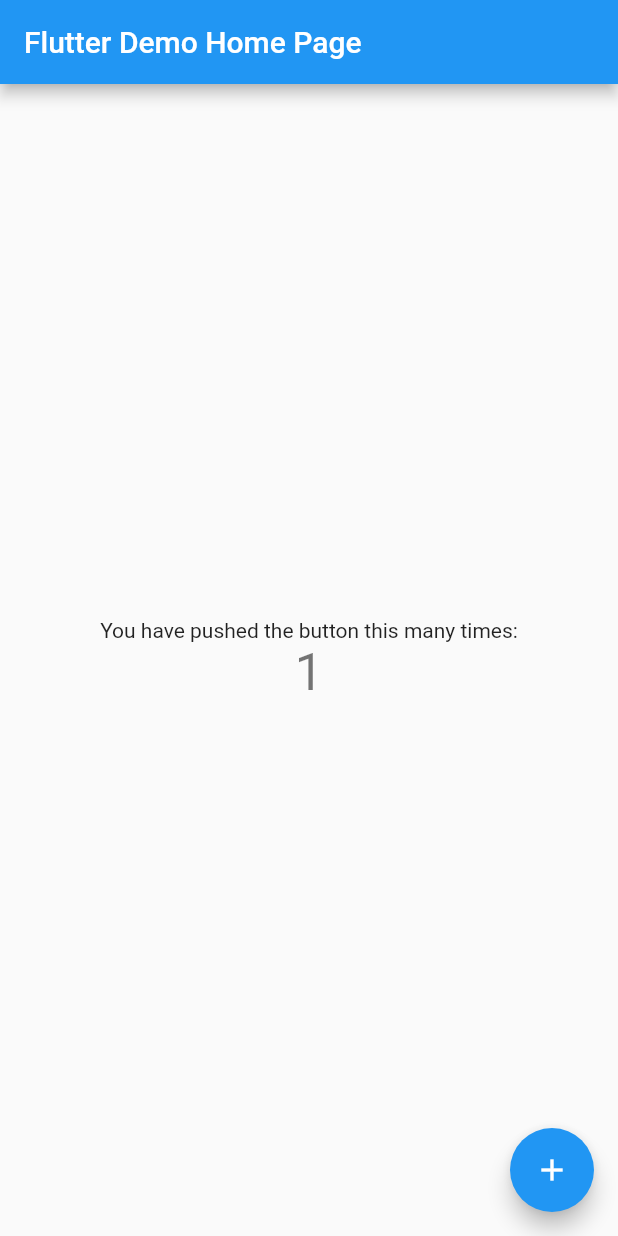
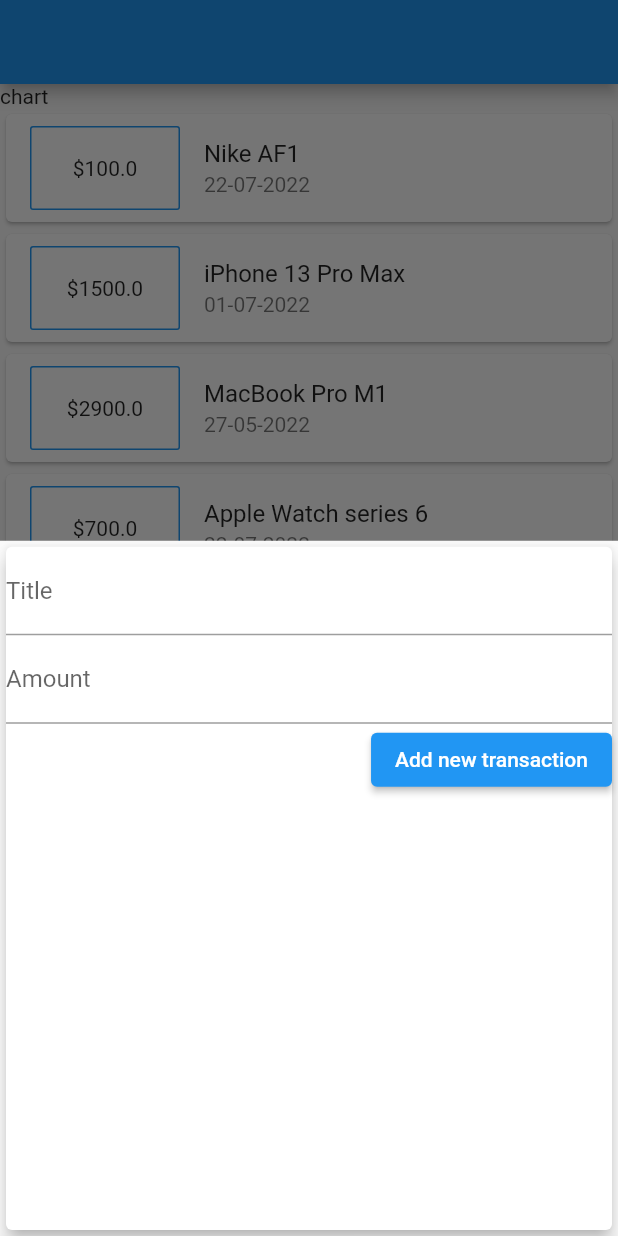
Before and after one commit to trlong357/expenses_app2, a Flutter app: the screen it shows after launch, after a tap on the "add" icon, on a phone screen of 412 x 824 dp. Run offline on Flutter 3.47's test engine with Material 2 defaults, Android fonts, the phone set to English and light mode, and no system bars.

Commit message:
adding newTransaction & transactionList UI

```diff
--- a/lib/main.dart
+++ b/lib/main.dart
@@ -1,4 +1,7 @@
 import 'package:flutter/material.dart';
+import 'model/transaction.dart';
+import 'widgets/transactionList.dart';
+import 'widgets/newTransaction.dart';
 
 void main() {
   runApp(const MyApp());
@@ -6,110 +9,75 @@
 
 class MyApp extends StatelessWidget {
   const MyApp({Key? key}) : super(key: key);
-
-  // This widget is the root of your application.
   @override
   Widget build(BuildContext context) {
     return MaterialApp(
-      title: 'Flutter Demo',
+      title: 'Expense App',
       theme: ThemeData(
-        // This is the theme of your application.
-        //
-        // Try running your application with "flutter run". You'll see the
-        // application has a blue toolbar. Then, without quitting the app, try
-        // changing the primarySwatch below to Colors.green and then invoke
-        // "hot reload" (press "r" in the console where you ran "flutter run",
-        // or simply save your changes to "hot reload" in a Flutter IDE).
-        // Notice that the counter didn't reset back to zero; the application
-        // is not restarted.
         primarySwatch: Colors.blue,
       ),
-      home: const MyHomePage(title: 'Flutter Demo Home Page'),
+      home: const MyHomePage(),
     );
   }
 }
 
 class MyHomePage extends StatefulWidget {
-  const MyHomePage({Key? key, required this.title}) : super(key: key);
-
-  // This widget is the home page of your application. It is stateful, meaning
-  // that it has a State object (defined below) that contains fields that affect
-  // how it looks.
-
-  // This class is the configuration for the state. It holds the values (in this
-  // case the title) provided by the parent (in this case the App widget) and
-  // used by the build method of the State. Fields in a Widget subclass are
-  // always marked "final".
-
-  final String title;
+  const MyHomePage({Key? key}) : super(key: key);
 
   @override
   State<MyHomePage> createState() => _MyHomePageState();
 }
 
 class _MyHomePageState extends State<MyHomePage> {
-  int _counter = 0;
+  final List<Transaction> _transactions = [
+    Transaction(
+      id: "1",
+      title: "Nike AF1",
+      amount: 100,
+      date: DateTime.now(),
+    ),
+    Transaction(
+        id: "2",
+        title: "iPhone 13 Pro Max",
+        amount: 1500,
+        date: DateTime.parse("2022-07-01")),
+    Transaction(
+        id: "3",
+        title: "MacBook Pro M1",
+        amount: 2900,
+        date: DateTime.parse("2022-05-27")),
+    Transaction(
+        id: "4",
+        title: "Apple Watch series 6",
+        amount: 700,
+        date: DateTime.now())
+  ];
 
-  void _incrementCounter() {
-    setState(() {
-      // This call to setState tells the Flutter framework that something has
-      // changed in this State, which causes it to rerun the build method below
-      // so that the display can reflect the updated values. If we changed
-      // _counter without calling setState(), then the build method would not be
-      // called again, and so nothing would appear to happen.
-      _counter++;
-    });
+  void _showAddingTransactionModal(BuildContext context) {
+    showModalBottomSheet(
+        context: context,
+        builder: (_) {
+          return NewTransaction();
+        });
   }
 
   @override
   Widget build(BuildContext context) {
-    // This method is rerun every time setState is called, for instance as done
-    // by the _incrementCounter method above.
-    //
-    // The Flutter framework has been optimized to make rerunning build methods
-    // fast, so that you can just rebuild anything that needs updating rather
-    // than having to individually change instances of widgets.
     return Scaffold(
       appBar: AppBar(
-        // Here we take the value from the MyHomePage object that was created by
-        // the App.build method, and use it to set our appbar title.
-        title: Text(widget.title),
+          // title: Text(widget.title),
+          ),
+      body: ListView(
+        children: [
+          Text("chart"),
+          TransactionList(_transactions),
+        ],
       ),
-      body: Center(
-        // Center is a layout widget. It takes a single child and positions it
-        // in the middle of the parent.
-        child: Column(
-          // Column is also a layout widget. It takes a list of children and
-          // arranges them vertically. By default, it sizes itself to fit its
-          // children horizontally, and tries to be as tall as its parent.
-          //
-          // Invoke "debug painting" (press "p" in the console, choose the
-          // "Toggle Debug Paint" action from the Flutter Inspector in Android
-          // Studio, or the "Toggle Debug Paint" command in Visual Studio Code)
-          // to see the wireframe for each widget.
-          //
-          // Column has various properties to control how it sizes itself and
-          // how it positions its children. Here we use mainAxisAlignment to
-          // center the children vertically; the main axis here is the vertical
-          // axis because Columns are vertical (the cross axis would be
-          // horizontal).
-          mainAxisAlignment: MainAxisAlignment.center,
-          children: <Widget>[
-            const Text(
-              'You have pushed the button this many times:',
-            ),
-            Text(
-              '$_counter',
-              style: Theme.of(context).textTheme.headline4,
-            ),
-          ],
-        ),
+      floatingActionButtonLocation: FloatingActionButtonLocation.centerDocked,
+      floatingActionButton: FloatingActionButton(
+        onPressed: () => _showAddingTransactionModal(context),
+        child: const Icon(Icons.add),
       ),
-      floatingActionButton: FloatingActionButton(
-        onPressed: _incrementCounter,
-        tooltip: 'Increment',
-        child: const Icon(Icons.add),
-      ), // This trailing comma makes auto-formatting nicer for build methods.
     );
   }
 }
--- /dev/null
+++ b/lib/model/transaction.dart
@@ -0,0 +1,12 @@
+class Transaction {
+  final String id;
+  final String title;
+  final double amount;
+  final DateTime date;
+  Transaction({
+    required this.id,
+    required this.title,
+    required this.amount,
+    required this.date,
+  });
+}
--- /dev/null
+++ b/lib/widgets/newTransaction.dart
@@ -0,0 +1,38 @@
+import 'package:flutter/material.dart';
+
+class NewTransaction extends StatefulWidget {
+  const NewTransaction({Key? key}) : super(key: key);
+
+  @override
+  State<NewTransaction> createState() => _NewTransactionState();
+}
+
+class _NewTransactionState extends State<NewTransaction> {
+  final _titleController = TextEditingController();
+
+  final _amountController = TextEditingController();
+
+  @override
+  Widget build(BuildContext context) {
+    return Card(
+      elevation: 5,
+      child: Column(
+        crossAxisAlignment: CrossAxisAlignment.end,
+        children: [
+          TextField(
+            controller: _amountController,
+            decoration: const InputDecoration(labelText: "Title"),
+          ),
+          TextField(
+            controller: _amountController,
+            decoration: const InputDecoration(labelText: "Amount"),
+          ),
+          ElevatedButton(
+            onPressed: () {},
+            child: const Text("Add new transaction"),
+          )
+        ],
+      ),
+    );
+  }
+}
--- /dev/null
+++ b/lib/widgets/transactionList.dart
@@ -0,0 +1,41 @@
+import 'package:expenses_app_2/model/transaction.dart';
+import 'package:flutter/material.dart';
+import 'package:intl/intl.dart';
+
+class TransactionList extends StatelessWidget {
+  const TransactionList(this.transactionList, {super.key});
+
+  final List<Transaction> transactionList;
+
+  @override
+  Widget build(BuildContext context) {
+    return Container(
+      height: 400,
+      child: ListView.builder(
+          itemCount: transactionList.length,
+          itemBuilder: ((context, index) {
+            return Card(
+              child: ListTile(
+                leading: Container(
+                  alignment: Alignment.center,
+                  width: 100,
+                  padding: const EdgeInsets.all(10),
+                  decoration: BoxDecoration(
+                    borderRadius: BorderRadius.circular(2),
+                    border: Border.all(
+                      width: 1,
+                      color: Theme.of(context).primaryColor,
+                    ),
+                  ),
+                  child: Text('\$${transactionList[index].amount}'),
+                ),
+                title: Text(transactionList[index].title),
+                subtitle: Text(
+                  DateFormat("dd-MM-yyyy").format(transactionList[index].date),
+                ),
+              ),
+            );
+          })),
+    );
+  }
+}
--- a/pubspec.yaml
+++ b/pubspec.yaml
@@ -34,6 +34,7 @@
   # The following adds the Cupertino Icons font to your application.
   # Use with the CupertinoIcons class for iOS style icons.
   cupertino_icons: ^1.0.2
+  intl: ^0.17.0
 
 dev_dependencies:
   flutter_test:
```
Also changed, not shown: pubspec.lock.
